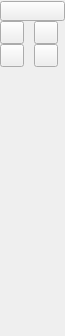
Before: the Qt Designer form src/ui/forms/qg_cadtoolbararcs.ui in LibreCAD/LibreCAD, drawn with Qt 5.
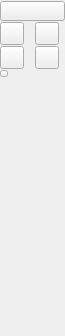
After: the same form once the commit is applied. Icons and pictures are not drawn.

Commit message: Added hidden buttons for toolbar arcs and lines

Patch:
```diff
--- a/src/ui/forms/qg_cadtoolbararcs.ui
+++ b/src/ui/forms/qg_cadtoolbararcs.ui
@@ -39,7 +39,7 @@
     <number>0</number>
    </property>
    <property name="spacing">
-    <number>0</number>
+    <number>1</number>
    </property>
    <item row="0" column="0" colspan="2">
     <widget class="QToolButton" name="bBack">
@@ -147,7 +147,7 @@
      </property>
     </widget>
    </item>
-   <item row="3" column="0">
+   <item row="4" column="0">
     <spacer name="verticalSpacer">
      <property name="orientation">
       <enum>Qt::Vertical</enum>
@@ -160,6 +160,28 @@
      </property>
     </spacer>
    </item>
+   <item row="3" column="0">
+    <widget class="QToolButton" name="bHidden">
+     <property name="toolTip">
+      <string>Arc with Center, Point, Angles</string>
+     </property>
+     <property name="text">
+      <string notr="true"/>
+     </property>
+     <property name="iconSize">
+      <size>
+       <width>0</width>
+       <height>0</height>
+      </size>
+     </property>
+     <property name="checkable">
+      <bool>true</bool>
+     </property>
+     <property name="autoExclusive">
+      <bool>true</bool>
+     </property>
+    </widget>
+   </item>
   </layout>
  </widget>
  <layoutdefault spacing="6" margin="11"/>
```
The commit also changes 1 other file.
